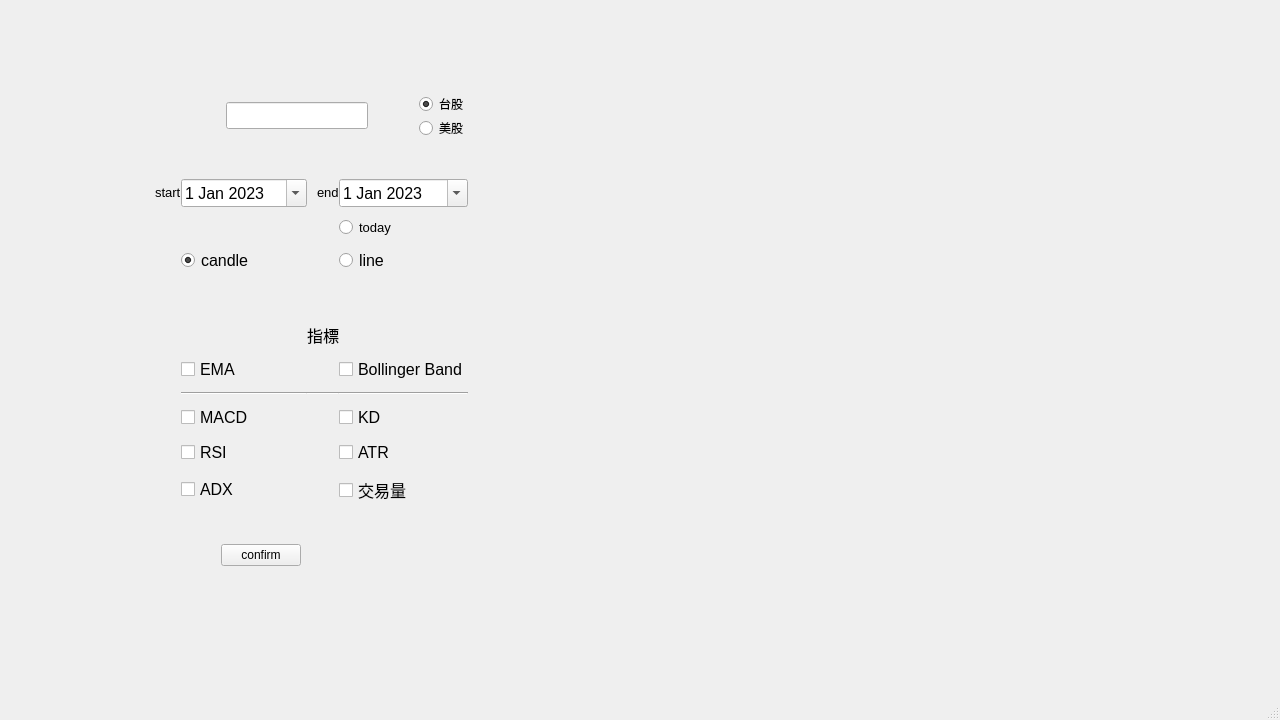
The window that ui.ui (crocodilehs/stock-chart) describes before a commit, drawn with Qt 5.
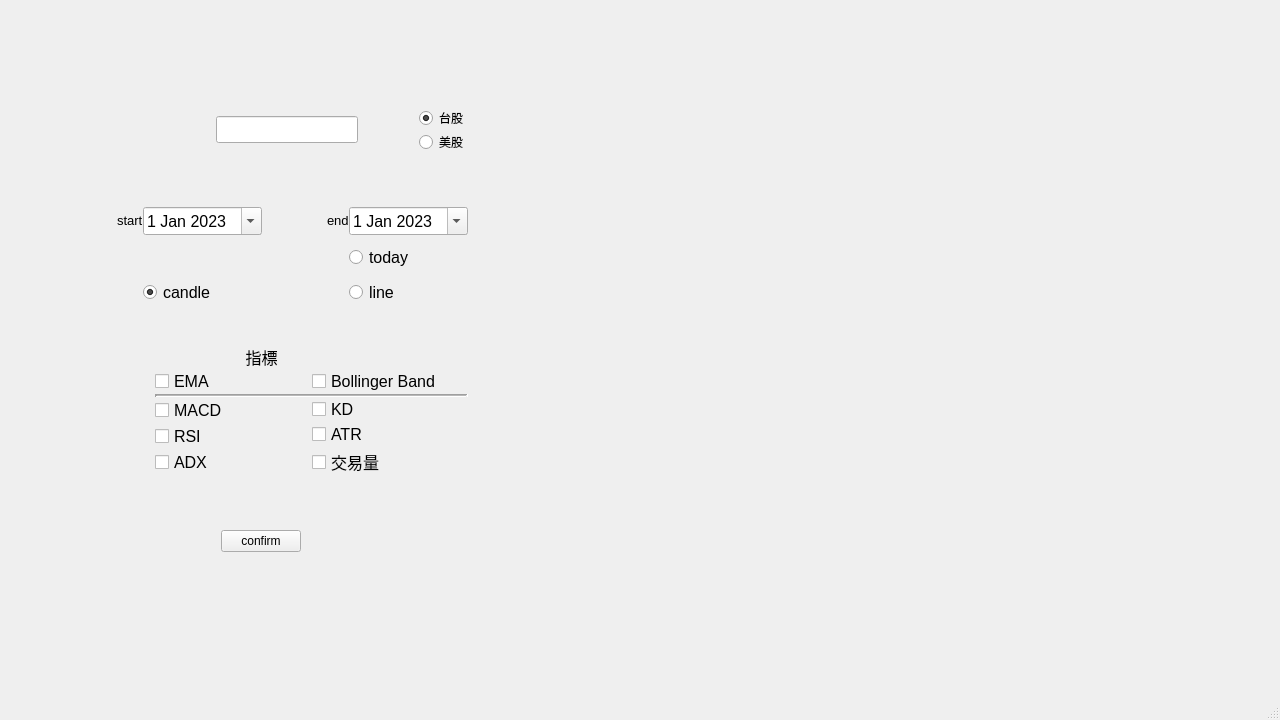
The same window after the commit.

What changed in the file:
```diff
--- a/ui.ui
+++ b/ui.ui
@@ -19,6 +19,9 @@
   <property name="windowTitle">
    <string>MainWindow</string>
   </property>
+  <property name="layoutDirection">
+   <enum>Qt::LeftToRight</enum>
+  </property>
   <widget class="QWidget" name="centralwidget">
    <widget class="QWidget" name="gridLayoutWidget">
     <property name="geometry">
@@ -48,7 +51,7 @@
      <item row="2" column="0" alignment="Qt::AlignHCenter">
       <widget class="QPushButton" name="btn_confirm">
        <property name="sizePolicy">
-        <sizepolicy hsizetype="Expanding" vsizetype="Fixed">
+        <sizepolicy hsizetype="Fixed" vsizetype="Fixed">
          <horstretch>0</horstretch>
          <verstretch>0</verstretch>
         </sizepolicy>
@@ -75,8 +78,116 @@
        </property>
       </widget>
      </item>
+     <item row="0" column="0">
+      <layout class="QHBoxLayout" name="horizontalLayout_2">
+       <property name="sizeConstraint">
+        <enum>QLayout::SetNoConstraint</enum>
+       </property>
+       <property name="leftMargin">
+        <number>0</number>
+       </property>
+       <item>
+        <spacer name="horizontalSpacer_3">
+         <property name="orientation">
+          <enum>Qt::Horizontal</enum>
+         </property>
+         <property name="sizeType">
+          <enum>QSizePolicy::Fixed</enum>
+         </property>
+         <property name="sizeHint" stdset="0">
+          <size>
+           <width>100</width>
+           <height>20</height>
+          </size>
+         </property>
+        </spacer>
+       </item>
+       <item alignment="Qt::AlignHCenter">
+        <widget class="QLineEdit" name="line_target">
+         <property name="enabled">
+          <bool>true</bool>
+         </property>
+         <property name="sizePolicy">
+          <sizepolicy hsizetype="Fixed" vsizetype="Fixed">
+           <horstretch>0</horstretch>
+           <verstretch>0</verstretch>
+          </sizepolicy>
+         </property>
+         <property name="font">
+          <font>
+           <family>Arial</family>
+           <pointsize>12</pointsize>
+          </font>
+         </property>
+         <property name="autoFillBackground">
+          <bool>false</bool>
+         </property>
+         <property name="text">
+          <string/>
+         </property>
+         <property name="clearButtonEnabled">
+          <bool>false</bool>
+         </property>
+        </widget>
+       </item>
+       <item>
+        <layout class="QVBoxLayout" name="verticalLayout">
+         <item>
+          <widget class="QRadioButton" name="radioBtn_tai">
+           <property name="sizePolicy">
+            <sizepolicy hsizetype="Fixed" vsizetype="Fixed">
+             <horstretch>0</horstretch>
+             <verstretch>0</verstretch>
+            </sizepolicy>
+           </property>
+           <property name="font">
+            <font>
+             <family>Arial</family>
+            </font>
+           </property>
+           <property name="text">
+            <string>台股</string>
+           </property>
+           <property name="checked">
+            <bool>true</bool>
+           </property>
+           <attribute name="buttonGroup">
+            <string notr="true">T_or_A</string>
+           </attribute>
+          </widget>
+         </item>
+         <item>
+          <widget class="QRadioButton" name="radioBtn_usa">
+           <property name="sizePolicy">
+            <sizepolicy hsizetype="Fixed" vsizetype="Fixed">
+             <horstretch>0</horstretch>
+             <verstretch>0</verstretch>
+            </sizepolicy>
+           </property>
+           <property name="font">
+            <font>
+             <family>Arial</family>
+            </font>
+           </property>
+           <property name="text">
+            <string>美股</string>
+           </property>
+           <property name="checked">
+            <bool>false</bool>
+           </property>
+           <attribute name="buttonGroup">
+            <string notr="true">T_or_A</string>
+           </attribute>
+          </widget>
+         </item>
+        </layout>
+       </item>
+      </layout>
+     </item>
      <item row="1" column="0">
-      <layout class="QGridLayout" name="gridLayout_3" rowstretch="1,0,0,0,0,0,0,0,0,0">
+      <layout class="QVBoxLayout" name="verticalLayout_5">
+       <item>
+        <layout class="QGridLayout" name="gridLayout_3" rowstretch="1,0,0,0">
        <property name="sizeConstraint">
         <enum>QLayout::SetFixedSize</enum>
        </property>
@@ -137,6 +248,59 @@
          </property>
         </widget>
        </item>
+         <item row="2" column="1">
+          <widget class="QRadioButton" name="radioBtn_candle">
+           <property name="font">
+            <font>
+             <family>Arial</family>
+             <pointsize>12</pointsize>
+            </font>
+           </property>
+           <property name="text">
+            <string>candle</string>
+           </property>
+           <property name="checked">
+            <bool>true</bool>
+           </property>
+           <attribute name="buttonGroup">
+            <string notr="true">candle_or_line</string>
+           </attribute>
+          </widget>
+         </item>
+         <item row="0" column="1">
+          <widget class="QDateEdit" name="start_date">
+           <property name="sizePolicy">
+            <sizepolicy hsizetype="Minimum" vsizetype="Fixed">
+             <horstretch>0</horstretch>
+             <verstretch>0</verstretch>
+            </sizepolicy>
+           </property>
+           <property name="baseSize">
+            <size>
+             <width>0</width>
+             <height>0</height>
+            </size>
+           </property>
+           <property name="font">
+            <font>
+             <family>Arial</family>
+             <pointsize>12</pointsize>
+             <weight>50</weight>
+             <bold>false</bold>
+            </font>
+           </property>
+           <property name="calendarPopup">
+            <bool>true</bool>
+           </property>
+           <property name="date">
+            <date>
+             <year>2023</year>
+             <month>1</month>
+             <day>1</day>
+            </date>
+           </property>
+          </widget>
+         </item>
        <item row="0" column="3">
         <widget class="QDateEdit" name="end_date">
          <property name="sizePolicy">
@@ -184,65 +348,28 @@
          </property>
         </widget>
        </item>
-       <item row="2" column="1">
-        <widget class="QRadioButton" name="radioBtn_candle">
-         <property name="font">
-          <font>
-           <family>Arial</family>
-           <pointsize>12</pointsize>
-          </font>
-         </property>
-         <property name="text">
-          <string>candle</string>
-         </property>
-         <property name="checked">
-          <bool>true</bool>
-         </property>
-         <attribute name="buttonGroup">
-          <string notr="true">candle_or_line</string>
-         </attribute>
-        </widget>
-       </item>
-       <item row="0" column="1">
-        <widget class="QDateEdit" name="start_date">
-         <property name="sizePolicy">
-          <sizepolicy hsizetype="Minimum" vsizetype="Fixed">
-           <horstretch>0</horstretch>
-           <verstretch>0</verstretch>
-          </sizepolicy>
-         </property>
-         <property name="baseSize">
+         <item row="3" column="3">
+          <spacer name="verticalSpacer_2">
+           <property name="orientation">
+            <enum>Qt::Vertical</enum>
+           </property>
+           <property name="sizeType">
+            <enum>QSizePolicy::Fixed</enum>
+           </property>
+           <property name="sizeHint" stdset="0">
           <size>
-           <width>0</width>
-           <height>0</height>
-          </size>
-         </property>
-         <property name="font">
-          <font>
-           <family>Arial</family>
-           <pointsize>12</pointsize>
-           <weight>50</weight>
-           <bold>false</bold>
-          </font>
-         </property>
-         <property name="calendarPopup">
-          <bool>true</bool>
-         </property>
-         <property name="date">
-          <date>
-           <year>2023</year>
-           <month>1</month>
-           <day>1</day>
-          </date>
-         </property>
-        </widget>
+             <width>20</width>
+             <height>40</height>
+            </size>
+           </property>
+          </spacer>
        </item>
        <item row="1" column="3">
         <widget class="QRadioButton" name="radioBtn_today">
          <property name="font">
           <font>
            <family>Arial</family>
-           <pointsize>10</pointsize>
+             <pointsize>12</pointsize>
           </font>
          </property>
          <property name="text">
@@ -250,29 +377,6 @@
          </property>
         </widget>
        </item>
-       <item row="3" column="3">
-        <spacer name="verticalSpacer_2">
-         <property name="orientation">
-          <enum>Qt::Vertical</enum>
-         </property>
-         <property name="sizeType">
-          <enum>QSizePolicy::Fixed</enum>
-         </property>
-         <property name="sizeHint" stdset="0">
-          <size>
-           <width>20</width>
-           <height>40</height>
-          </size>
-         </property>
-        </spacer>
-       </item>
-       <item row="6" column="1">
-        <widget class="Line" name="line_2">
-         <property name="orientation">
-          <enum>Qt::Horizontal</enum>
-         </property>
-        </widget>
-       </item>
        <item row="2" column="3">
         <widget class="QRadioButton" name="radioBtn_line">
          <property name="font">
@@ -289,7 +393,45 @@
          </attribute>
         </widget>
        </item>
-       <item row="7" column="1">
+        </layout>
+       </item>
+       <item>
+        <widget class="QLabel" name="label">
+         <property name="sizePolicy">
+          <sizepolicy hsizetype="Expanding" vsizetype="Fixed">
+           <horstretch>0</horstretch>
+           <verstretch>0</verstretch>
+          </sizepolicy>
+         </property>
+         <property name="font">
+          <font>
+           <family>微軟正黑體</family>
+           <pointsize>12</pointsize>
+           <strikeout>false</strikeout>
+           <stylestrategy>PreferDefault</stylestrategy>
+          </font>
+         </property>
+         <property name="layoutDirection">
+          <enum>Qt::RightToLeft</enum>
+         </property>
+         <property name="autoFillBackground">
+          <bool>false</bool>
+         </property>
+         <property name="text">
+          <string>指標</string>
+         </property>
+         <property name="alignment">
+          <set>Qt::AlignCenter</set>
+         </property>
+        </widget>
+       </item>
+       <item>
+        <layout class="QGridLayout" name="gridLayout_2">
+         <item row="2" column="1">
+          <layout class="QHBoxLayout" name="horizontalLayout_3">
+           <item>
+            <layout class="QVBoxLayout" name="verticalLayout_3">
+             <item>
         <widget class="QCheckBox" name="checkBox_MACD">
          <property name="font">
           <font>
@@ -302,20 +444,7 @@
          </property>
         </widget>
        </item>
-       <item row="7" column="3">
-        <widget class="QCheckBox" name="checkBox_KD">
-         <property name="font">
-          <font>
-           <family>Arial</family>
-           <pointsize>12</pointsize>
-          </font>
-         </property>
-         <property name="text">
-          <string>KD</string>
-         </property>
-        </widget>
-       </item>
-       <item row="8" column="1">
+             <item>
         <widget class="QCheckBox" name="checkBox_RSI">
          <property name="font">
           <font>
@@ -328,14 +457,7 @@
          </property>
         </widget>
        </item>
-       <item row="6" column="3">
-        <widget class="Line" name="line">
-         <property name="orientation">
-          <enum>Qt::Horizontal</enum>
-         </property>
-        </widget>
-       </item>
-       <item row="9" column="1">
+             <item>
         <widget class="QCheckBox" name="checkBox_ADX">
          <property name="font">
           <font>
@@ -348,20 +470,24 @@
          </property>
         </widget>
        </item>
-       <item row="9" column="3">
-        <widget class="QCheckBox" name="checkBox_volume">
+            </layout>
+           </item>
+           <item>
+            <layout class="QVBoxLayout" name="verticalLayout_2">
+             <item>
+              <widget class="QCheckBox" name="checkBox_KD">
          <property name="font">
           <font>
-           <family>微軟正黑體</family>
+                 <family>Arial</family>
            <pointsize>12</pointsize>
           </font>
          </property>
          <property name="text">
-          <string>交易量</string>
+                <string>KD</string>
          </property>
         </widget>
        </item>
-       <item row="8" column="3">
+             <item>
         <widget class="QCheckBox" name="checkBox_ATR">
          <property name="font">
           <font>
@@ -374,14 +500,8 @@
          </property>
         </widget>
        </item>
-       <item row="4" column="2">
-        <widget class="QLabel" name="label">
-         <property name="sizePolicy">
-          <sizepolicy hsizetype="Fixed" vsizetype="Fixed">
-           <horstretch>0</horstretch>
-           <verstretch>0</verstretch>
-          </sizepolicy>
-         </property>
+             <item>
+              <widget class="QCheckBox" name="checkBox_volume">
          <property name="font">
           <font>
            <family>微軟正黑體</family>
@@ -389,34 +509,49 @@
           </font>
          </property>
          <property name="text">
-          <string>指標</string>
+                <string>交易量</string>
          </property>
         </widget>
        </item>
-       <item row="6" column="2">
+            </layout>
+           </item>
+          </layout>
+         </item>
+         <item row="1" column="1">
+          <layout class="QVBoxLayout" name="verticalLayout_4">
+           <item>
         <widget class="Line" name="line_3">
-         <property name="orientation">
-          <enum>Qt::Horizontal</enum>
-         </property>
-        </widget>
-       </item>
-       <item row="5" column="3">
-        <widget class="QCheckBox" name="checkBox_BBAND">
+             <property name="sizePolicy">
+              <sizepolicy hsizetype="Minimum" vsizetype="Fixed">
+               <horstretch>0</horstretch>
+               <verstretch>0</verstretch>
+              </sizepolicy>
+             </property>
          <property name="font">
           <font>
-           <family>Arial</family>
-           <pointsize>12</pointsize>
-          </font>
-         </property>
-         <property name="text">
-          <string>Bollinger Band</string>
-         </property>
-         <attribute name="buttonGroup">
-          <string notr="true">ma_or_bol</string>
-         </attribute>
-        </widget>
-       </item>
-       <item row="5" column="1">
+               <weight>50</weight>
+               <bold>false</bold>
+              </font>
+             </property>
+             <property name="frameShadow">
+              <enum>QFrame::Sunken</enum>
+             </property>
+             <property name="lineWidth">
+              <number>2</number>
+             </property>
+             <property name="midLineWidth">
+              <number>1</number>
+             </property>
+             <property name="orientation">
+              <enum>Qt::Horizontal</enum>
+             </property>
+            </widget>
+           </item>
+          </layout>
+         </item>
+         <item row="0" column="1">
+          <layout class="QHBoxLayout" name="horizontalLayout">
+           <item>
         <widget class="QCheckBox" name="checkBox_EMA">
          <property name="font">
           <font>
@@ -432,27 +567,8 @@
          </attribute>
         </widget>
        </item>
-      </layout>
-     </item>
-     <item row="0" column="0">
-      <layout class="QHBoxLayout" name="horizontalLayout_2">
-       <property name="sizeConstraint">
-        <enum>QLayout::SetNoConstraint</enum>
-       </property>
-       <property name="leftMargin">
-        <number>120</number>
-       </property>
-       <item alignment="Qt::AlignHCenter">
-        <widget class="QLineEdit" name="line_target">
-         <property name="enabled">
-          <bool>true</bool>
-         </property>
-         <property name="sizePolicy">
-          <sizepolicy hsizetype="Fixed" vsizetype="Fixed">
-           <horstretch>0</horstretch>
-           <verstretch>0</verstretch>
-          </sizepolicy>
-         </property>
+           <item>
+            <widget class="QCheckBox" name="checkBox_BBAND">
          <property name="font">
           <font>
            <family>Arial</family>
@@ -463,62 +579,30 @@
           <bool>false</bool>
          </property>
          <property name="text">
-          <string/>
-         </property>
-         <property name="clearButtonEnabled">
-          <bool>false</bool>
-         </property>
-        </widget>
-       </item>
-       <item>
-        <layout class="QVBoxLayout" name="verticalLayout">
-         <item>
-          <widget class="QRadioButton" name="radioBtn_tai">
-           <property name="sizePolicy">
-            <sizepolicy hsizetype="Fixed" vsizetype="Fixed">
-             <horstretch>0</horstretch>
-             <verstretch>0</verstretch>
-            </sizepolicy>
-           </property>
-           <property name="font">
-            <font>
-             <family>Arial</family>
-            </font>
-           </property>
-           <property name="text">
-            <string>台股</string>
-           </property>
-           <property name="checked">
-            <bool>true</bool>
-           </property>
+              <string>Bollinger Band</string>
+             </property>
            <attribute name="buttonGroup">
             <string notr="true">T_or_A</string>
            </attribute>
           </widget>
          </item>
-         <item>
-          <widget class="QRadioButton" name="radioBtn_usa">
-           <property name="sizePolicy">
-            <sizepolicy hsizetype="Fixed" vsizetype="Fixed">
-             <horstretch>0</horstretch>
-             <verstretch>0</verstretch>
-            </sizepolicy>
+          </layout>
+         </item>
+         <item row="2" column="0">
+          <spacer name="horizontalSpacer">
+           <property name="orientation">
+            <enum>Qt::Horizontal</enum>
            </property>
-           <property name="font">
-            <font>
-             <family>Arial</family>
-            </font>
+           <property name="sizeType">
+            <enum>QSizePolicy::Fixed</enum>
            </property>
-           <property name="text">
-            <string>美股</string>
+           <property name="sizeHint" stdset="0">
+            <size>
+             <width>100</width>
+             <height>20</height>
+            </size>
            </property>
-           <property name="checked">
-            <bool>false</bool>
-           </property>
-           <attribute name="buttonGroup">
-            <string notr="true">T_or_A</string>
-           </attribute>
-          </widget>
+          </spacer>
          </item>
         </layout>
        </item>
```
Left out of the diff: 5 changed lines with no effect on the pictures. Lines whose indentation alone changed are shown as unchanged.
